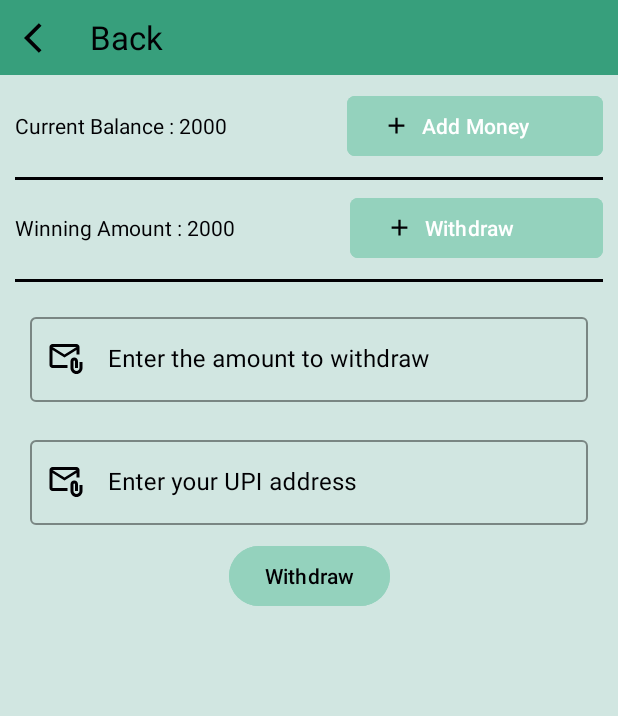
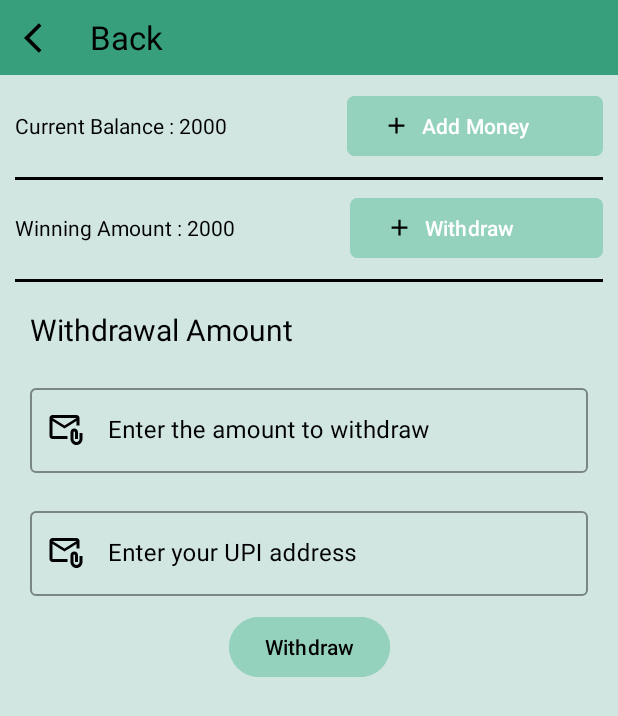
Before and after one commit to Vivek0o/winhey, an Android app: the MoneyFragmentPlayer screen opened through its navigation route, after a tap on "Withdraw", on a phone screen of 412 x 824 dp. Shown: the top 716 px of the screen. Run offline under Robolectric (Android 15) with nearby library versions, the phone set to English and light mode, and no system bars; our stand-ins replace Firebase (no records; nobody signed in at launch, a user with empty details on screens opened directly), data binding, navigation-ui; pictures from the network do not load; 2 other taps on this screen came first.

Commit message:
Hanled Withdrawal amount and tested win/loss event

```diff
--- a/app/src/main/java/com/example/winhey/data/models/Game.kt
+++ /dev/null
@@ -1,6 +0,0 @@
-package com.example.winhey.data.models
-
-data class Game(
-    val gameId: String,
-    val amount: Double,
-)
--- a/app/src/main/java/com/example/winhey/ui/view/fragment/GameFragment.kt
+++ b/app/src/main/java/com/example/winhey/ui/view/fragment/GameFragment.kt
@@ -1,17 +1,14 @@
 package com.example.winhey.ui.view.fragment
 
 import android.app.AlertDialog
-import android.graphics.drawable.InsetDrawable
 import android.media.MediaPlayer
 import android.os.Bundle
-import android.util.Log
 import androidx.fragment.app.Fragment
 import android.view.LayoutInflater
 import android.view.View
 import android.view.ViewGroup
 import android.widget.Toast
 import androidx.activity.OnBackPressedCallback
-import androidx.core.content.ContextCompat
 import androidx.fragment.app.activityViewModels
 import androidx.lifecycle.ViewModelProvider
 import androidx.navigation.fragment.findNavController
@@ -66,7 +63,8 @@ class GameFragment : Fragment(), MoneyBottomSheetFragment.MoneyBottomSheetListen
             binding.cardView1,
             binding.cardView2,
             binding.imageView1,
-            binding.imageView2
+            binding.imageView2,
+            binding
         )
 
         flipFlopGameUtil.handleCardClick()
--- a/app/src/main/java/com/example/winhey/utils/algo/DecisionMaker.kt
+++ b/app/src/main/java/com/example/winhey/utils/algo/DecisionMaker.kt
@@ -1,6 +1,6 @@
 package com.example.winhey.utils.algo
 
-import com.example.winhey.data.models.Game
+import com.example.winhey.data.models.GameState
 import com.example.winhey.data.models.ResultType
 import kotlin.random.Random
 
@@ -8,7 +8,7 @@ object DecisionMaker {
     var lossMargin: Double = 400.0
     var winThreshold: Int = 30
 
-    fun makeDecision(game: Game): Boolean {
+    fun makeDecision(game: GameState): Boolean {
         val gameAmount = game.amount
         val answer = generateBooleanWithProbability()
         if (answer) {
--- a/app/src/main/res/layout/fragment_money_player.xml
+++ b/app/src/main/res/layout/fragment_money_player.xml
@@ -136,19 +136,20 @@
                 android:layout_marginEnd="20sp"
                 android:gravity="center"
                 android:text="@string/payment_string"
-                android:textColor="@color/Black"/>
+                android:textColor="@color/Black" />
 
             <FrameLayout
                 android:layout_width="match_parent"
                 android:layout_height="wrap_content">
+
                 <ImageView
                     android:id="@+id/qr_code"
                     android:layout_width="200dp"
                     android:layout_height="200dp"
                     android:layout_gravity="center"
-                    android:scaleType="fitCenter"
                     android:layout_marginTop="10sp"
                     android:background="@color/colorPrimaryNight"
+                    android:scaleType="fitCenter"
                     android:src="@drawable/ic_qr_code"
                     tools:visibility="visible" />
 
@@ -166,16 +167,16 @@
                     android:id="@+id/errorView"
                     android:layout_width="match_parent"
                     android:layout_height="wrap_content"
-                    app:layout_constraintStart_toStartOf="parent"
-                    app:layout_constraintEnd_toEndOf="parent"
                     android:layout_gravity="center|bottom"
                     android:layout_marginBottom="100dp"
+                    android:fontFamily="serif"
+                    android:gravity="center"
                     android:text="@string/error_message"
-                    android:gravity="center"
+                    android:textColor="@color/colorPrimary"
                     android:textSize="25sp"
-                    android:fontFamily="serif"
                     android:visibility="gone"
-                    android:textColor="@color/colorPrimary" />
+                    app:layout_constraintEnd_toEndOf="parent"
+                    app:layout_constraintStart_toStartOf="parent" />
             </FrameLayout>
 
             <com.google.android.material.textfield.TextInputLayout
@@ -184,10 +185,10 @@
                 android:layout_width="match_parent"
                 android:layout_height="wrap_content"
                 android:layout_marginHorizontal="20dp"
+                android:layout_marginTop="10sp"
                 android:hint="@string/enter_the_transaction_id"
                 android:textColorHint="@color/Black"
                 app:hintTextColor="@color/Black"
-                android:layout_marginTop="10sp"
                 app:layout_constraintStart_toStartOf="parent"
                 app:layout_constraintTop_toBottomOf="@id/logo"
                 app:startIconDrawable="@drawable/ic_email"
@@ -195,11 +196,11 @@
 
                 <com.google.android.material.textfield.TextInputEditText
                     android:id="@+id/editTextTransactionID"
-                    android:textColor="@color/Black"
                     android:layout_width="match_parent"
                     android:layout_height="wrap_content"
                     android:inputType="text"
-                    android:paddingStart="48dp" />
+                    android:paddingStart="48dp"
+                    android:textColor="@color/Black" />
 
             </com.google.android.material.textfield.TextInputLayout>
 
@@ -209,22 +210,22 @@
                 android:layout_width="match_parent"
                 android:layout_height="wrap_content"
                 android:layout_marginHorizontal="20dp"
+                android:layout_marginBottom="5dp"
                 android:hint="@string/deposited_amount"
                 android:textColorHint="@color/Black"
                 app:hintTextColor="@color/Black"
                 app:layout_constraintStart_toStartOf="parent"
                 app:layout_constraintTop_toBottomOf="@id/logo"
-                android:layout_marginBottom="5dp"
                 app:startIconDrawable="@drawable/ic_payment"
                 app:startIconTint="@color/Black">
 
                 <com.google.android.material.textfield.TextInputEditText
                     android:id="@+id/editTextAmount"
-                    android:textColor="@color/Black"
                     android:layout_width="match_parent"
                     android:layout_height="wrap_content"
                     android:inputType="numberDecimal"
-                    android:paddingStart="48dp" />
+                    android:paddingStart="48dp"
+                    android:textColor="@color/Black" />
 
             </com.google.android.material.textfield.TextInputLayout>
 
@@ -234,18 +235,18 @@
                 android:layout_height="wrap_content"
                 android:layout_gravity="center"
                 android:backgroundTint="@color/baseColor"
-                android:textColor="@color/Black"
-                android:text="@string/update_button" />
+                android:text="@string/update_button"
+                android:textColor="@color/Black" />
 
             <TextView
                 android:id="@+id/transactionUpdateText"
                 android:layout_width="wrap_content"
                 android:layout_height="wrap_content"
+                android:layout_marginStart="20sp"
                 android:layout_marginTop="10dp"
-                android:layout_marginStart="20sp"
-                android:visibility="gone"
+                android:text="@string/transaction_update"
                 android:textColor="@color/Black"
-                android:text="@string/transaction_update" />
+                android:visibility="gone" />
 
         </LinearLayout>
 
@@ -265,8 +266,7 @@
                 android:id="@+id/containerWithdraw"
                 layout="@layout/fragment_withdraw_money"
                 android:layout_width="fill_parent"
-                android:layout_height="wrap_content"
-                 />
+                android:layout_height="wrap_content" />
         </LinearLayout>
 
     </androidx.constraintlayout.widget.ConstraintLayout>
--- a/app/src/main/res/layout/fragment_withdraw_money.xml
+++ b/app/src/main/res/layout/fragment_withdraw_money.xml
@@ -5,6 +5,19 @@
     android:background="@android:color/transparent"
     android:layout_width="match_parent"
     android:layout_height="match_parent">
+
+    <TextView
+        android:id="@+id/withdrawal_amount"
+        android:layout_width="match_parent"
+        android:layout_height="wrap_content"
+        android:textSize="20sp"
+        android:textColor="@color/Black"
+        android:layout_margin="20dp"
+        app:layout_constraintStart_toStartOf="parent"
+        app:layout_constraintTop_toTopOf="parent"
+        app:layout_constraintBottom_toTopOf="@id/textInputLayoutWithdrawalAmount"
+        android:text="@string/withdrawal_amount"
+        />
 
     <com.google.android.material.textfield.TextInputLayout
         android:id="@+id/textInputLayoutWithdrawalAmount"
@@ -15,9 +28,8 @@
         android:hint="@string/enter_the_amount_to_withdraw"
         app:hintTextColor="@color/Black"
         android:textColorHint="@color/Black"
-
         app:layout_constraintStart_toStartOf="parent"
-        app:layout_constraintTop_toTopOf="parent"
+        app:layout_constraintTop_toBottomOf="@+id/withdrawal_amount"
         app:startIconDrawable="@drawable/ic_email"
         app:startIconTint="@color/Black">
 
--- a/app/src/main/res/values-night/strings.xml
+++ b/app/src/main/res/values-night/strings.xml
@@ -59,4 +59,7 @@
     <string name="rohit">Rohit</string>
     <string name="virat">Virat</string>
     <string name="text">Text</string>
+    <string name="better_luck_next_time">Better Luck Next Time</string>
+    <string name="won">Hurray !! Won</string>
+    <string name="withdrawal_amount">Withdrawal Amount</string>
 </resources>
--- a/app/src/main/res/values/strings.xml
+++ b/app/src/main/res/values/strings.xml
@@ -74,4 +74,7 @@
     <string name="virat">Virat</string>
     <string name="dhoni">Dhoni</string>
     <string name="text">Text</string>
+    <string name="better_luck_next_time">Better Luck Next Time</string>
+    <string name="won">Hurray !!! Won</string>
+    <string name="withdrawal_amount">Withdrawal Amount</string>
 </resources>
```
Also changed, not shown: app/src/main/java/com/example/winhey/data/models/GameState.kt (added, +9 -0 lines), app/src/main/java/com/example/winhey/ui/view/fragment/MoneyFragmentPlayer.kt (+14 -1 lines), app/src/main/java/com/example/winhey/ui/viewmodel/GameViewModel.kt (added, +49 -0 lines), app/src/main/java/com/example/winhey/utils/FlipFlopGameUtil.kt (+26 -11 lines), app/src/main/res/layout/fragment_color_prediction_game.xml (+11 -5 lines), app/src/main/res/font/montserrat_variablefont_wght.ttf (added), app/src/main/res/font/playwritevn_variablefont_wght.ttf (added).
